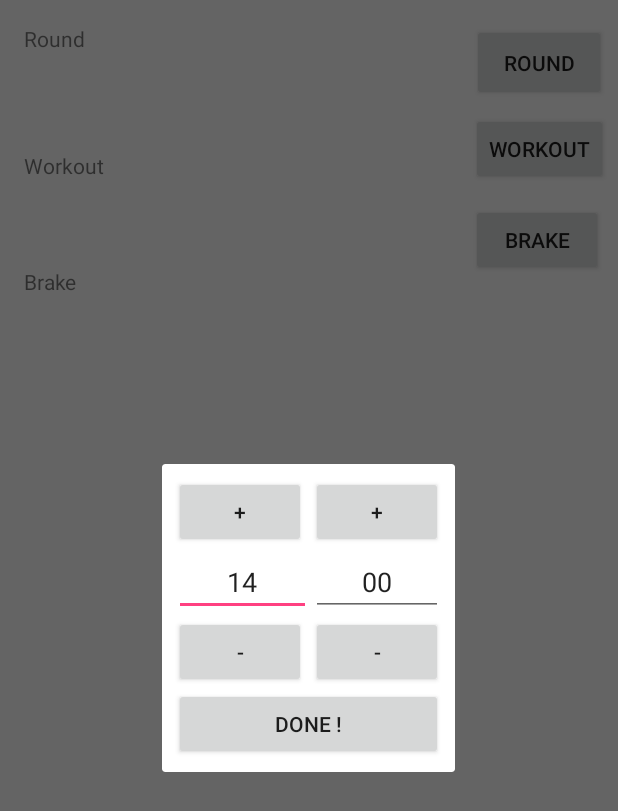
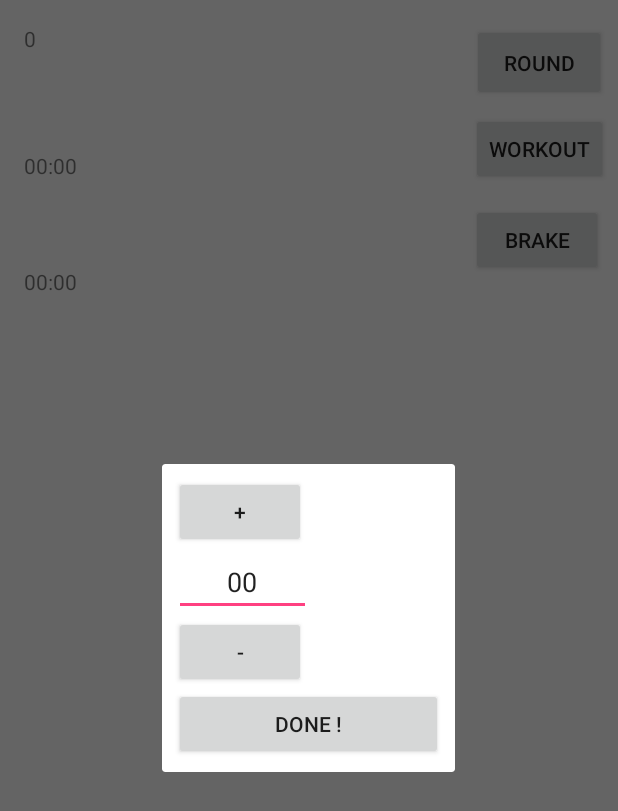
Before and after one commit to alperyazir/BoxTimer_v2, an Android app: the SettingsActivity screen opened directly, with no data from a screen before it, after a tap on "ROUND", on a phone screen of 412 x 824 dp. Shown: the top 811 px of the screen. Run offline under Robolectric (Android 15) with nearby library versions, the phone set to English and light mode, and no system bars.

Commit message:
Settings ve dialog sınıfları güncellendi

```diff
--- a/app/src/main/java/com/example/admin/boxtimer_v2/EditTimeFragmentDialog.java
+++ b/app/src/main/java/com/example/admin/boxtimer_v2/EditTimeFragmentDialog.java
@@ -17,7 +17,7 @@ import android.widget.TextView;
 
 public class EditTimeFragmentDialog extends DialogFragment {
 
-
+    private boolean isDialogRound = false;
     private Button buttonIncreaseMin;
     private Button buttonIncreaseSec;
     private Button buttonDecreaseMin;
@@ -26,8 +26,10 @@ public class EditTimeFragmentDialog extends DialogFragment {
     private EditText editTextMin;
     private EditText editTextSec;
 
+    public int round = 0;
     public int min = 0;
     public int sec = 0;
+    public int totalTime = 0;
 
 
     // 1. Defines the listener interface with a method passing back data result.
@@ -54,10 +56,14 @@ public class EditTimeFragmentDialog extends DialogFragment {
                 return frag;
     }
 
-    public void setVal(int i){
-        min = i;
+    public void setTime(int mi,int se){
+        min = mi;
+        sec = se;
+   }
+    public void setRoundTime(int ra){
+        round = ra;
+    }
 
-    }
 
     @Override
     public View onCreateView(LayoutInflater inflater, ViewGroup container,
@@ -79,7 +85,14 @@ public class EditTimeFragmentDialog extends DialogFragment {
         buttonDecreaseMin = (Button)    view.findViewById(R.id.buttonDecreaseMin);
         buttonDecreaseSec = (Button)    view.findViewById(R.id.buttonDecreaseSec);
 
-        editTextMin.setText(""+min);
+        if(isDialogRound){
+            editTextSec.setVisibility(view.INVISIBLE);
+            buttonDecreaseSec.setVisibility(view.INVISIBLE);
+            buttonIncreaseSec.setVisibility(view.INVISIBLE);
+        }
+        editTextMin.setText(String.format("%02d", min));
+        editTextSec.setText(String.format("%02d", sec));
+
         // Fetch arguments from bundle and set title
         String title = getArguments().getString("title", "Enter Name");
         getDialog().setTitle(title);
@@ -88,7 +101,8 @@ public class EditTimeFragmentDialog extends DialogFragment {
             @Override
             public void onClick(View v) {
                 EditNameDialogListener listener = (EditNameDialogListener) getActivity();
-                listener.onFinishEditDialog(editTextMin.getText().toString() +":"+ editTextSec.getText().toString() );
+                totalTime = Integer.parseInt(editTextMin.getText().toString())*60 + Integer.parseInt(editTextSec.getText().toString());
+                listener.onFinishEditDialog(""+totalTime);
                 dismiss();
             }
         });
@@ -97,31 +111,48 @@ public class EditTimeFragmentDialog extends DialogFragment {
         buttonIncreaseMin.setOnClickListener(new View.OnClickListener() {
             @Override
             public void onClick(View v) {
-
+                if(++min > 59){
+                    min = 0;
+                }
+                    editTextMin.setText(String.format("%02d", min));
             }
         });
 
         buttonIncreaseSec.setOnClickListener(new View.OnClickListener() {
             @Override
             public void onClick(View v) {
-
+                if(++sec > 59){
+                    sec = 0;
+                }
+            editTextSec.setText(String.format("%02d", sec));
             }
         });
 
         buttonDecreaseMin.setOnClickListener(new View.OnClickListener() {
             @Override
             public void onClick(View v) {
+                if(--min < 0){
+                    min = 59;
+                }
 
+                editTextMin.setText(String.format("%02d", min));
             }
         });
 
         buttonDecreaseSec.setOnClickListener(new View.OnClickListener() {
             @Override
             public void onClick(View v) {
-
+                if(--sec < 0){
+                    sec = 59;
+                }
+                editTextSec.setText(String.format("%02d", sec));
             }
         });
 
+    }
+
+    public void isRound(boolean b){
+        isDialogRound = b;
     }
 
 
--- a/app/src/main/java/com/example/admin/boxtimer_v2/SettingsActivity.java
+++ b/app/src/main/java/com/example/admin/boxtimer_v2/SettingsActivity.java
@@ -22,6 +22,10 @@ public class SettingsActivity extends AppCompatActivity implements EditTimeFragm
     public TextView textWorkout;
     public TextView textBrake;
     public String incomingInterval="";
+
+    public int minute = 0;
+    public int second = 0;
+
     @Override
     protected void onCreate(Bundle savedInstanceState) {
         super.onCreate(savedInstanceState);
@@ -44,7 +48,8 @@ public class SettingsActivity extends AppCompatActivity implements EditTimeFragm
         brakeClicked=false;
         FragmentManager fm = getSupportFragmentManager();
         EditTimeFragmentDialog alertDialog = EditTimeFragmentDialog.newInstance("Rounds");
-        alertDialog.setVal(14);
+        alertDialog.isRound(true);
+        alertDialog.setRoundTime(14);
         alertDialog.show(fm, "fragment_alert");
 
     }
@@ -55,7 +60,8 @@ public class SettingsActivity extends AppCompatActivity implements EditTimeFragm
         brakeClicked=false;
         FragmentManager fm = getSupportFragmentManager();
         EditTimeFragmentDialog alertDialog = EditTimeFragmentDialog.newInstance("Workout");
-//        alertDialog.setVal(5);
+
+        alertDialog.setTime(getTimeAsSeconds(textWorkout.getText().toString())/60,getTimeAsSeconds(textWorkout.getText().toString())%60);
         alertDialog.show(fm, "fragment_alert");
     }
 
@@ -66,22 +72,31 @@ public class SettingsActivity extends AppCompatActivity implements EditTimeFragm
 
         FragmentManager fm = getSupportFragmentManager();
         EditTimeFragmentDialog alertDialog = EditTimeFragmentDialog.newInstance("Brake");
-//        alertDialog.setVal(2);
+        alertDialog.setTime(getTimeAsSeconds(textBrake.getText().toString())/60,getTimeAsSeconds(textBrake.getText().toString())%60);
         alertDialog.show(fm, "fragment_alert");
     }
 
     @Override
     public void onFinishEditDialog(String inputText) {
         incomingInterval = inputText;
+        minute = Integer.parseInt(incomingInterval)/60;
+        second = Integer.parseInt(incomingInterval)%60;
+
         if(roundClicked){
-            textRound.setText(incomingInterval);
+            textRound.setText(String.format("%02d",minute) + ":" + String.format("%02d", second));
         }
         else if(workoutClicked){
-            textWorkout.setText(incomingInterval);
+
+            textWorkout.setText(String.format("%02d",  minute) + ":" + String.format("%02d", second));
         }
         else if(brakeClicked){
-            textBrake.setText(incomingInterval);
+            textBrake.setText(String.format("%02d", minute) + ":" + String.format("%02d", second));
         }
     }
 
+    public int getTimeAsSeconds(String str){
+
+       return Integer.parseInt(""+ str.charAt(0)+str.charAt(1))*60 + Integer.parseInt(""+ str.charAt(3)+str.charAt(4));
+    }
+
 }
--- a/app/src/main/res/layout/activity_settings.xml
+++ b/app/src/main/res/layout/activity_settings.xml
@@ -51,29 +51,29 @@
         android:id="@+id/textViewRound"
         android:layout_width="wrap_content"
         android:layout_height="wrap_content"
-        android:text="Round"
         android:layout_marginLeft="16dp"
+        android:layout_marginTop="16dp"
+        android:text="0"
         app:layout_constraintLeft_toLeftOf="parent"
-        app:layout_constraintTop_toTopOf="parent"
-        android:layout_marginTop="16dp" />
+        app:layout_constraintTop_toTopOf="parent" />
 
     <TextView
         android:id="@+id/textViewWorkout"
         android:layout_width="wrap_content"
         android:layout_height="wrap_content"
-        android:text="Workout"
+        android:layout_marginLeft="16dp"
         android:layout_marginTop="65dp"
-        app:layout_constraintTop_toBottomOf="@+id/textViewRound"
-        android:layout_marginLeft="16dp"
-        app:layout_constraintLeft_toLeftOf="parent" />
+        android:text="00:00"
+        app:layout_constraintLeft_toLeftOf="parent"
+        app:layout_constraintTop_toBottomOf="@+id/textViewRound" />
 
     <TextView
         android:id="@+id/textViewBrake"
         android:layout_width="wrap_content"
         android:layout_height="wrap_content"
-        android:text="Brake"
+        android:layout_marginLeft="16dp"
         android:layout_marginTop="58dp"
-        app:layout_constraintTop_toBottomOf="@+id/textViewWorkout"
-        android:layout_marginLeft="16dp"
-        app:layout_constraintLeft_toLeftOf="parent" />
+        android:text="00:00"
+        app:layout_constraintLeft_toLeftOf="parent"
+        app:layout_constraintTop_toBottomOf="@+id/textViewWorkout" />
 </android.support.constraint.ConstraintLayout>
```
